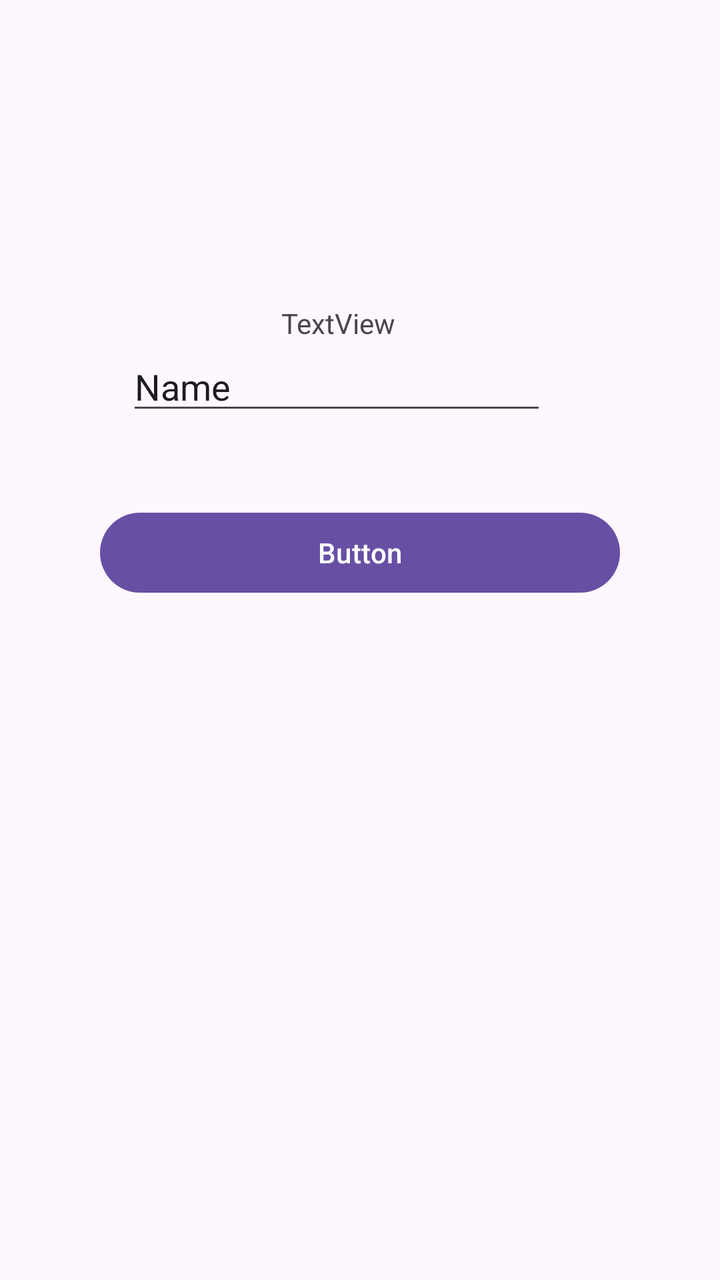
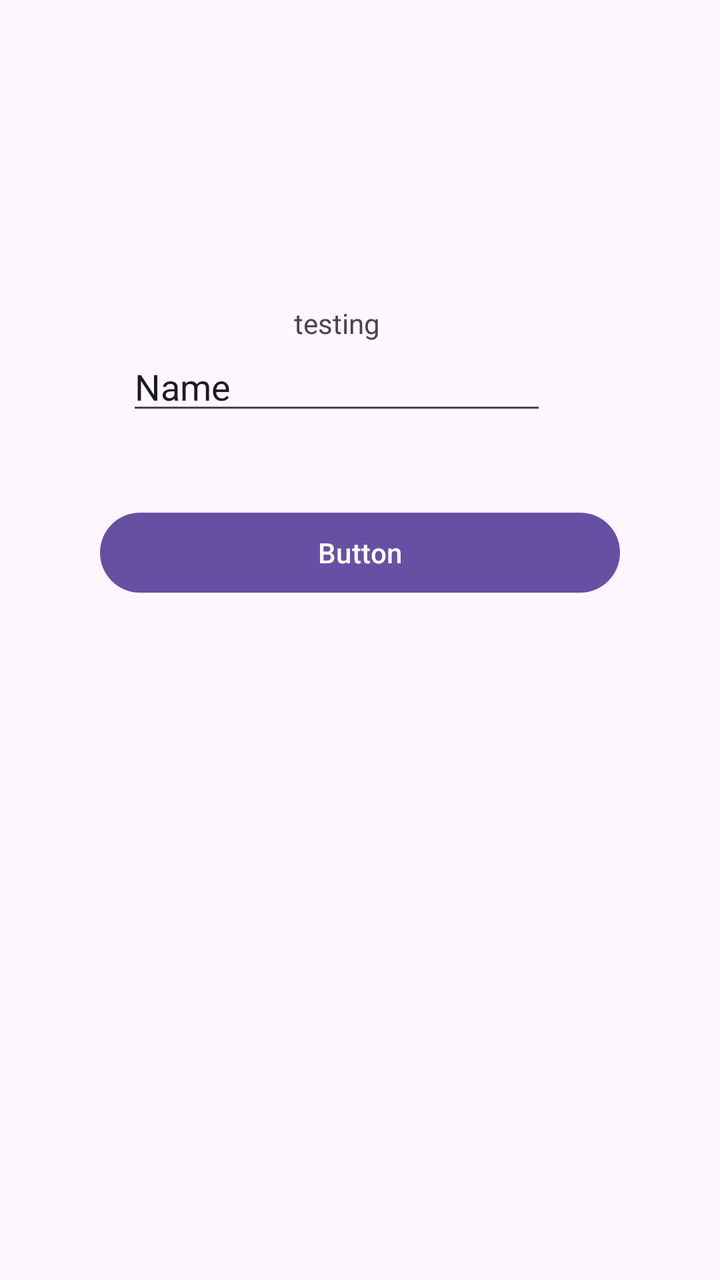

Compare the two renders of this Android layout. The source of the first and the diff that turns it into the second are given below.
<!-- AndroidManifest.xml: application theme Theme.TIFDimas -->
<!-- res/layout/activity_second.xml -->
<?xml version="1.0" encoding="utf-8"?>
<androidx.constraintlayout.widget.ConstraintLayout xmlns:android="http://schemas.android.com/apk/res/android"
    xmlns:app="http://schemas.android.com/apk/res-auto"
    xmlns:tools="http://schemas.android.com/tools"
    android:id="@+id/main"
    android:layout_width="match_parent"
    android:layout_height="match_parent"
    tools:context=".Pertemuan2.SecondActivity">

    <TextView
        android:id="@+id/inputNama"
        android:layout_width="wrap_content"
        android:layout_height="wrap_content"
        android:layout_marginTop="152dp"
        android:text="TextView"
        app:layout_constraintEnd_toEndOf="parent"
        app:layout_constraintHorizontal_bias="0.464"
        app:layout_constraintStart_toStartOf="parent"
        app:layout_constraintTop_toTopOf="parent"/>

    <EditText
        android:id="@+id/btnSubmit"
        android:layout_width="wrap_content"
        android:layout_height="wrap_content"
        android:ems="10"
        android:inputType="text"
        android:text="Name"
        app:layout_constraintEnd_toEndOf="parent"
        app:layout_constraintHorizontal_bias="0.422"
        app:layout_constraintStart_toStartOf="parent"
        app:layout_constraintTop_toBottomOf="@+id/inputNama" />

    <Button
        android:id="@+id/button"
        android:layout_width="match_parent"
        android:layout_height="wrap_content"
        android:layout_marginHorizontal="50dp"
        android:layout_marginVertical="40dp"
        android:layout_marginTop="60dp"
        android:text="Button"
        app:layout_constraintEnd_toEndOf="parent"
        app:layout_constraintHorizontal_bias="0.451"
        app:layout_constraintStart_toStartOf="parent"
        app:layout_constraintTop_toBottomOf="@+id/btnSubmit" />

</androidx.constraintlayout.widget.ConstraintLayout>
<!-- resources referenced by this layout -->
<resources>
  <style name="Theme.TIFDimas" parent="Base.Theme.TIFDimas" />
  <style name="Base.Theme.TIFDimas" parent="Theme.Material3.DayNight.NoActionBar">
          
          
      </style>
</resources>

<!-- the commit's change to res/layout/activity_second.xml (unified diff, before → after) -->
@@ -12,7 +12,7 @@
         android:layout_width="wrap_content"
         android:layout_height="wrap_content"
         android:layout_marginTop="152dp"
-        android:text="TextView"
+        android:text="testing"
         app:layout_constraintEnd_toEndOf="parent"
         app:layout_constraintHorizontal_bias="0.464"
         app:layout_constraintStart_toStartOf="parent"
